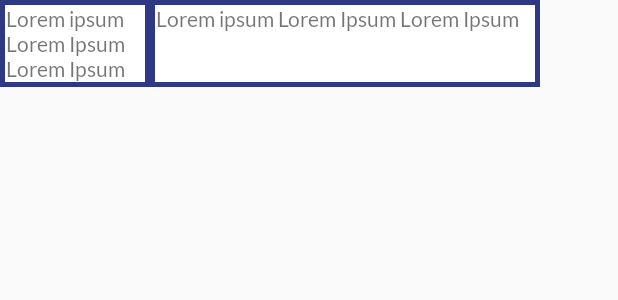
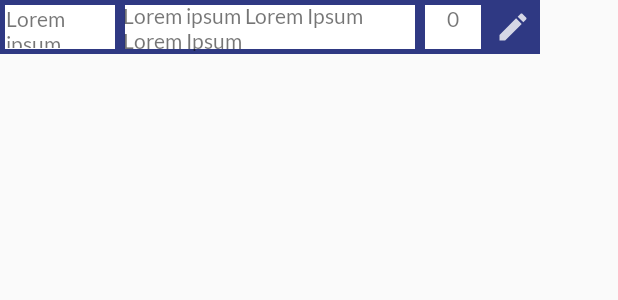
Before and after one commit to RTamayoB/MorsaApp, an Android app: the layout count_item.xml on its own in the app's theme, with its tools: preview values and no code run, on a phone screen of 412 x 824 dp. Shown: the top 300 px of the screen. Run offline under Robolectric (Android 15) with nearby library versions, the phone set to English and light mode, and no system bars.

Commit message:
Arreglados errores en conteo ciclico Agregado escaneo con codigos de barra alternativos Colorear lineas de Inspeccion verde al llegar al conteo

```diff
--- a/app/src/main/java/com/example/morsaapp/adapter/OrderRevisionAdapter.java
+++ b/app/src/main/java/com/example/morsaapp/adapter/OrderRevisionAdapter.java
@@ -70,6 +70,12 @@ public class OrderRevisionAdapter extends BaseAdapter {
             object.setText(span, TextView.BufferType.SPANNABLE);
         }
 
+        //if 1 colr qty green
+        if(item.lineScanned == 1){
+            qty.setBackgroundColor(Color.parseColor("#008f39"));
+            qty.setTextColor(Color.WHITE);
+        }
+
         return convertView;
     }
 }
--- a/app/src/main/java/com/example/morsaapp/data/DBConnect.java
+++ b/app/src/main/java/com/example/morsaapp/data/DBConnect.java
@@ -314,7 +314,7 @@ public class DBConnect extends SQLiteOpenHelper {
 
     public Cursor fillStockitemsListView(String subId){
         SQLiteDatabase db = this.getReadableDatabase();
-        return db.rawQuery("SELECT name, product_qty, price_unit, id , product_id, revision_qty, issues, product_description, product_relabel FROM "+ OdooData.TABLE_STOCK_ITEMS+" WHERE picking_id = '"+subId+"'",null);
+        return db.rawQuery("SELECT name, product_qty, price_unit, id , product_id, revision_qty, issues, product_description, product_relabel FROM "+ OdooData.TABLE_STOCK_ITEMS+" WHERE picking_id = '"+subId+"' ORDER BY name",null);
     }
 
     public int changeStockState(String id){
--- a/app/src/main/java/com/example/morsaapp/data/OdooConn.java
+++ b/app/src/main/java/com/example/morsaapp/data/OdooConn.java
@@ -104,6 +104,12 @@ public class OdooConn {
                 db,uid,pass,
                 "product.product", "search",
                 asList(asList(
+                        "|",
+                        asList("alternative_barcode_1", "=",barcode),
+                        "|",
+                        asList("alternative_barcode_2", "=",barcode),
+                        "|",
+                        asList("alternative_barcode_3", "=",barcode),
                         "|",
                         asList("barcode", "=", barcode),
                         "|",
--- a/app/src/main/java/com/example/morsaapp/datamodel/CountDataModel.java
+++ b/app/src/main/java/com/example/morsaapp/datamodel/CountDataModel.java
@@ -9,6 +9,7 @@ public class CountDataModel /*implements Comparable<CountDataModel>*/ {
     public String theoricalQty;
     public String totalQty;
     public boolean isCounted;
+    public boolean isLocation;
     public boolean isReported;
 
     public Integer getLineId() {
--- a/app/src/main/java/com/example/morsaapp/datamodel/OrderRevisionDataModel.java
+++ b/app/src/main/java/com/example/morsaapp/datamodel/OrderRevisionDataModel.java
@@ -8,6 +8,7 @@ public class OrderRevisionDataModel {
     public String incidencies;
     public int revisionQty = 0;
     public String relabel;
+    public int lineScanned = 0;
 
     public int getProductId() {
         return productId;
--- a/app/src/main/res/layout/count_item.xml
+++ b/app/src/main/res/layout/count_item.xml
@@ -6,7 +6,7 @@
 
     <TableLayout
         android:layout_width="match_parent"
-        android:layout_height="match_parent"
+        android:layout_height="wrap_content"
         app:layout_constraintBottom_toBottomOf="parent"
         app:layout_constraintEnd_toEndOf="parent"
         app:layout_constraintStart_toStartOf="parent"
@@ -22,7 +22,7 @@
 
                 <TextView
                     android:id="@+id/location_txt"
-                    android:layout_width="100dp"
+                    android:layout_width="80dp"
                     android:layout_height="match_parent"
                     android:background="@drawable/invoice_lv_dbl"
                     android:fontFamily="@font/lato_regular"
@@ -36,14 +36,38 @@
 
                 <TextView
                     android:id="@+id/code_txt"
-                    android:layout_width="260dp"
+                    android:layout_width="200dp"
+                    android:layout_height="match_parent"
+                    android:background="@drawable/invoice_lv_dbl"
+                    android:fontFamily="@font/lato_regular"
+                    android:padding="2dp"
+                    android:text="Lorem ipsum Lorem Ipsum Lorem Ipsum" />
+            </TableRow>
+
+            <TableRow
+                android:layout_width="match_parent"
+                android:layout_height="match_parent">
+
+                <TextView
+                    android:id="@+id/pzqty_txt"
+                    android:layout_width="44dp"
                     android:layout_height="match_parent"
                     android:background="@drawable/invoice_lv_dbl"
                     android:fontFamily="@font/lato_regular"
                     android:padding="4dp"
-                    android:text="Lorem ipsum Lorem Ipsum Lorem Ipsum" />
+                    android:text="0"
+                    android:textAlignment="center" />
             </TableRow>
 
+            <TableRow
+                android:layout_width="match_parent"
+                android:layout_height="match_parent" />
+
+            <ImageView
+                android:id="@+id/set_qty_btn"
+                android:background="#2f3983"
+                android:padding="6dp"
+                android:src="@drawable/ic_write" />
         </TableRow>
 
     </TableLayout>
```
Also changed, not shown: app/src/main/java/com/example/morsaapp/CountActivity.kt (+69 -27 lines), app/src/main/java/com/example/morsaapp/MainMenuActivity.kt (+10 -2 lines), app/src/main/java/com/example/morsaapp/OrderRevisionActivity.kt (+11 -1 lines), app/src/main/java/com/example/morsaapp/PickingActivity.kt (+3 -10 lines), app/src/main/java/com/example/morsaapp/PickingMovesActivity.kt (+15 -19 lines), app/src/main/java/com/example/morsaapp/adapter/CountAdapter.java (+10 -0 lines), app/src/main/res/layout/activity_count.xml (+9 -0 lines), app/src/main/res/layout/activity_login.xml (+4 -4 lines).
